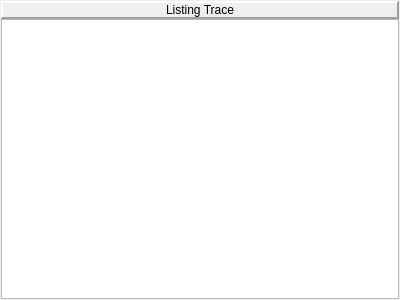
Old version of the form listingtracepane.ui in the repository WarlockD/pep8-1.
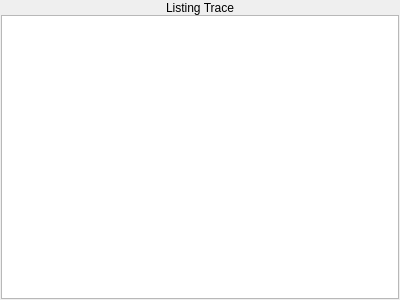
New version of the form.

Commit message:
Highlighting works now! I changed the look and feel of the app a little bit (labels are no longer in raised panels) to see how it would look, and I think it's rather aesthetic.
Anyhow, see how you like it, we can always change it back.

Also changed the font size of the memory dump pane to be smaller.

One thing I noticed about the memory dump pane is that we ought to save
the position of the scroll bar, and make it so it doesn't go to the top
after a refresh.

The edit to the form file:
```diff
--- a/listingtracepane.ui
+++ b/listingtracepane.ui
@@ -24,14 +24,78 @@
      </property>
      <item>
       <widget class="QLabel" name="listingTraceLabel">
+       <property name="palette">
+        <palette>
+         <active>
+          <colorrole role="Base">
+           <brush brushstyle="SolidPattern">
+            <color alpha="255">
+             <red>255</red>
+             <green>255</green>
+             <blue>255</blue>
+            </color>
+           </brush>
+          </colorrole>
+          <colorrole role="Window">
+           <brush brushstyle="SolidPattern">
+            <color alpha="255">
+             <red>104</red>
+             <green>173</green>
+             <blue>245</blue>
+            </color>
+           </brush>
+          </colorrole>
+         </active>
+         <inactive>
+          <colorrole role="Base">
+           <brush brushstyle="SolidPattern">
+            <color alpha="255">
+             <red>255</red>
+             <green>255</green>
+             <blue>255</blue>
+            </color>
+           </brush>
+          </colorrole>
+          <colorrole role="Window">
+           <brush brushstyle="SolidPattern">
+            <color alpha="255">
+             <red>104</red>
+             <green>173</green>
+             <blue>245</blue>
+            </color>
+           </brush>
+          </colorrole>
+         </inactive>
+         <disabled>
+          <colorrole role="Base">
+           <brush brushstyle="SolidPattern">
+            <color alpha="255">
+             <red>104</red>
+             <green>173</green>
+             <blue>245</blue>
+            </color>
+           </brush>
+          </colorrole>
+          <colorrole role="Window">
+           <brush brushstyle="SolidPattern">
+            <color alpha="255">
+             <red>104</red>
+             <green>173</green>
+             <blue>245</blue>
+            </color>
+           </brush>
+          </colorrole>
+         </disabled>
+        </palette>
+       </property>
        <property name="frameShape">
         <enum>QFrame::Panel</enum>
        </property>
        <property name="frameShadow">
-        <enum>QFrame::Raised</enum>
+        <enum>QFrame::Plain</enum>
        </property>
        <property name="lineWidth">
-        <number>2</number>
+        <number>0</number>
        </property>
        <property name="text">
         <string>Listing Trace</string>
```
The commit also changes 31 other files.
